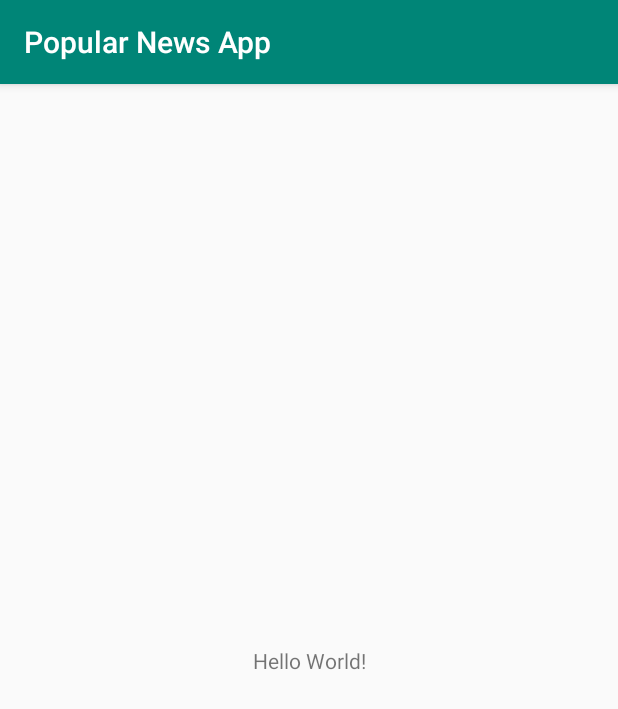
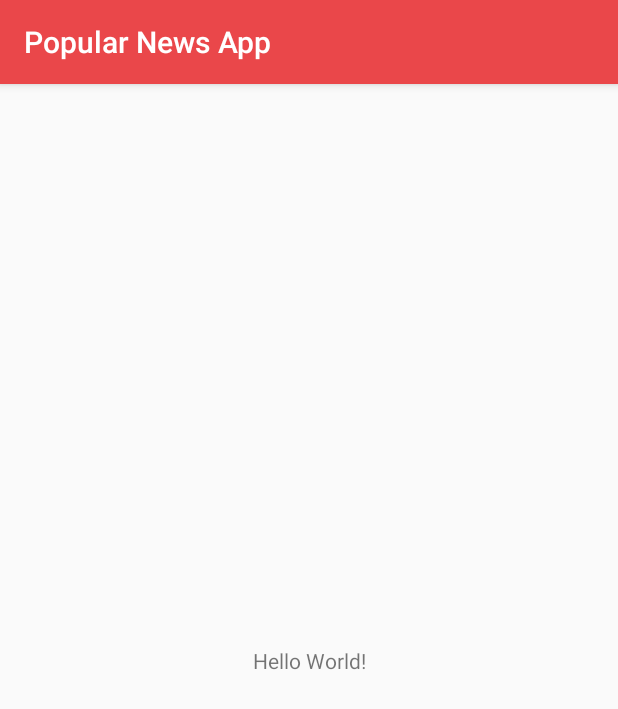
Before and after one commit to alessanderleite/popular-news-app, an Android app: the screen it shows after launch (MainActivity), on a phone screen of 412 x 824 dp. Shown: the top 709 px of the screen. Run offline under Robolectric (Android 15) with nearby library versions, the phone set to English and light mode, and no system bars.

Commit message:
add new colors

```diff
--- a/app/src/main/res/values/colors.xml
+++ b/app/src/main/res/values/colors.xml
@@ -1,6 +1,10 @@
 <?xml version="1.0" encoding="utf-8"?>
 <resources>
-    <color name="colorPrimary">#008577</color>
-    <color name="colorPrimaryDark">#00574B</color>
-    <color name="colorAccent">#D81B60</color>
+    <color name="colorPrimary">#ea474a</color>
+    <color name="colorPrimaryDark">#cf2a2d</color>
+    <color name="colorAccent">#1e344b</color>
+
+    <color name="colorBackground">#f9f9fa</color>
+    <color name="colorTextSubtitle">#4e4e4e</color>
+    <color name="colorTextTitle">#262626</color>
 </resources>
```
